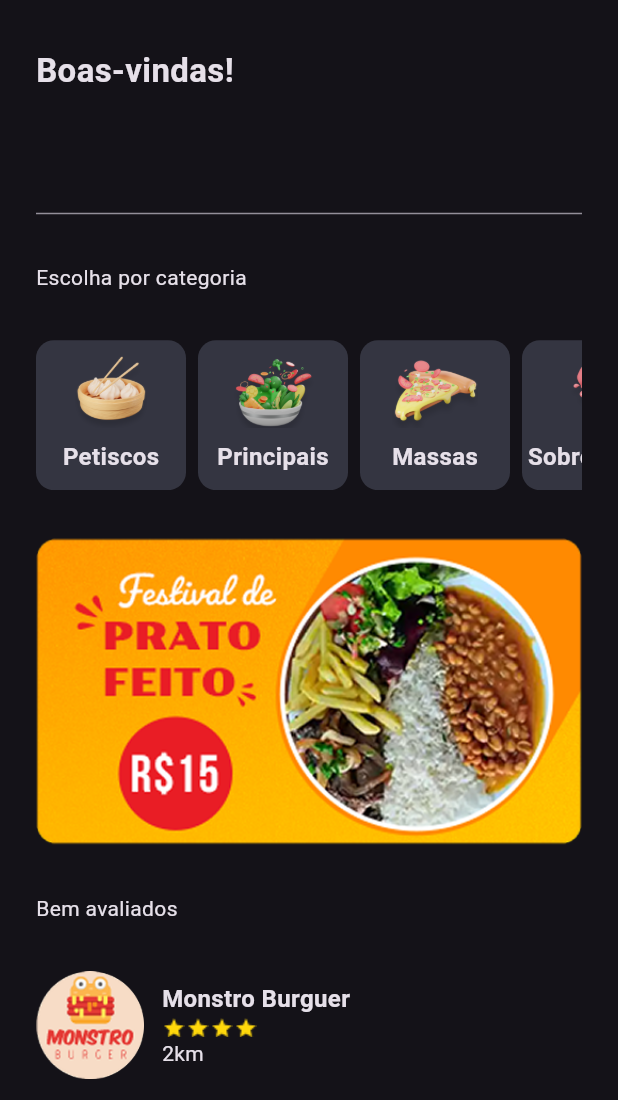
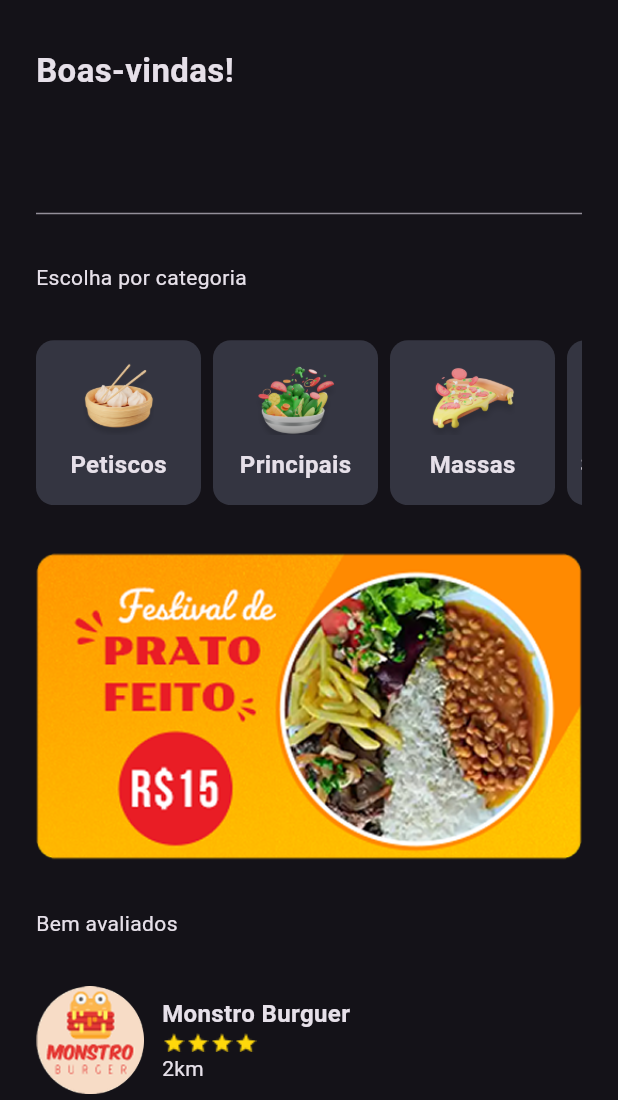
Before and after one commit to manuelzzz/tech_taste_alura, a Flutter app: the HomeScreen screen opened directly, on a phone screen of 412 x 824 dp, the part 136-1236 px from its top. Run offline on Flutter 3.47's test engine with Material 3 defaults, Android fonts, the phone set to English and light mode, and no system bars.

Commit message:
fix: tamanho do elemento de Category

```diff
--- a/lib/ui/home/widgets/category_widget.dart
+++ b/lib/ui/home/widgets/category_widget.dart
@@ -9,8 +9,8 @@ class CategoryWidget extends StatelessWidget {
   @override
   Widget build(BuildContext context) {
     return Container(
-      width: 100,
-      height: 100,
+      width: 110,
+      height: 110,
       decoration: BoxDecoration(
         color: AppColors.lightBackgroundColor,
         borderRadius: BorderRadius.circular(12),
```
